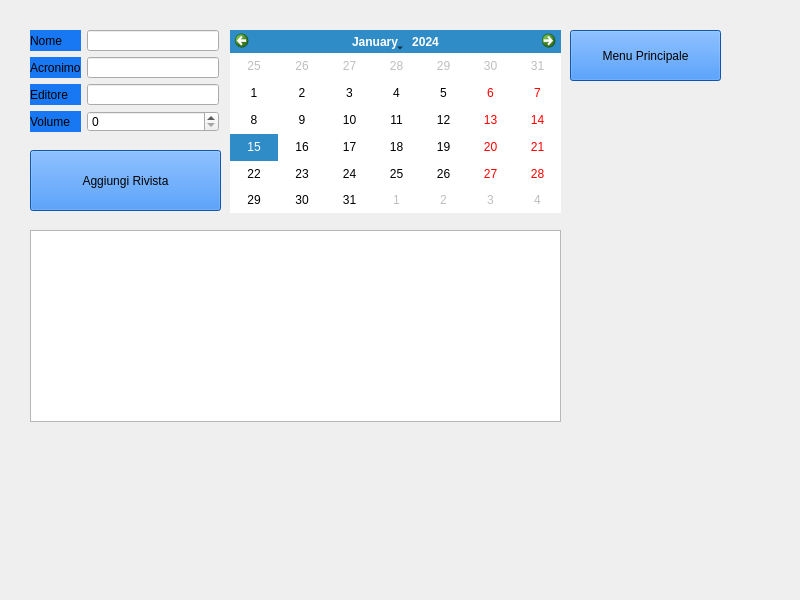
First picture: the form in mainwindow.ui, repository FranckRedery/PROGETTO_PO, before the edit.
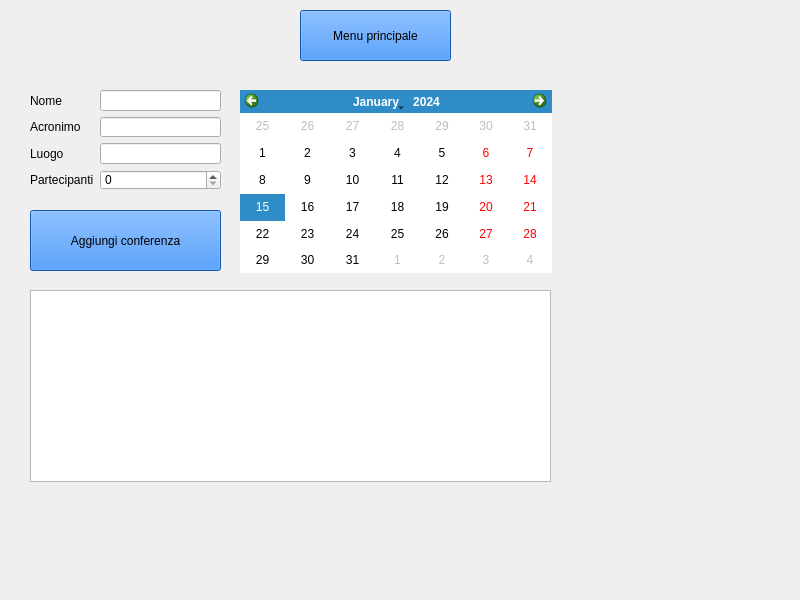
Second picture: the form after the edit.

Diff of the .ui file:
```diff
--- a/mainwindow.ui
+++ b/mainwindow.ui
@@ -30,7 +30,7 @@
      <string notr="true"/>
     </property>
     <property name="currentIndex">
-     <number>2</number>
+     <number>3</number>
     </property>
     <widget class="QWidget" name="pagina_principale">
      <widget class="QWidget" name="">
@@ -164,7 +164,7 @@
       <property name="geometry">
        <rect>
         <x>230</x>
-        <y>30</y>
+        <y>90</y>
         <width>331</width>
         <height>183</height>
        </rect>
@@ -180,7 +180,7 @@
       <property name="geometry">
        <rect>
         <x>30</x>
-        <y>230</y>
+        <y>280</y>
         <width>531</width>
         <height>192</height>
        </rect>
@@ -190,7 +190,7 @@
       <property name="geometry">
        <rect>
         <x>30</x>
-        <y>150</y>
+        <y>210</y>
         <width>191</width>
         <height>61</height>
        </rect>
@@ -205,8 +205,8 @@
      <widget class="QPushButton" name="pulsante_tornaalmenu">
       <property name="geometry">
        <rect>
-        <x>570</x>
-        <y>30</y>
+        <x>300</x>
+        <y>10</y>
         <width>151</width>
         <height>51</height>
        </rect>
@@ -215,16 +215,16 @@
        <string notr="true">background-color: rgb(24,119,242);</string>
       </property>
       <property name="text">
-       <string>Menu Principale</string>
+       <string>Menu principale</string>
       </property>
      </widget>
      <widget class="QWidget" name="">
       <property name="geometry">
        <rect>
         <x>30</x>
-        <y>30</y>
+        <y>91</y>
         <width>189</width>
-        <height>102</height>
+        <height>111</height>
        </rect>
       </property>
       <layout class="QGridLayout" name="gridLayout_5">
@@ -233,7 +233,7 @@
          <item row="0" column="0">
           <widget class="QLabel" name="nome_rivista">
            <property name="styleSheet">
-            <string notr="true">background-color: rgb(24,119,242);</string>
+            <string notr="true"/>
            </property>
            <property name="text">
             <string>Nome</string>
@@ -243,7 +243,7 @@
          <item row="1" column="0">
           <widget class="QLabel" name="acronimo_rivista">
            <property name="styleSheet">
-            <string notr="true">background-color: rgb(24,119,242);</string>
+            <string notr="true"/>
            </property>
            <property name="text">
             <string>Acronimo</string>
@@ -253,7 +253,7 @@
          <item row="2" column="0">
           <widget class="QLabel" name="editore_rivista">
            <property name="styleSheet">
-            <string notr="true">background-color: rgb(24,119,242);</string>
+            <string notr="true"/>
            </property>
            <property name="text">
             <string>Editore</string>
@@ -263,7 +263,7 @@
          <item row="3" column="0">
           <widget class="QLabel" name="volume_rivista">
            <property name="styleSheet">
-            <string notr="true">background-color: rgb(24,119,242);</string>
+            <string notr="true"/>
            </property>
            <property name="text">
             <string>Volume</string>
@@ -291,6 +291,118 @@
       </layout>
      </widget>
     </widget>
+    <widget class="QWidget" name="pagina_conferenze">
+     <widget class="QCalendarWidget" name="calendario_conferenze">
+      <property name="geometry">
+       <rect>
+        <x>240</x>
+        <y>90</y>
+        <width>312</width>
+        <height>183</height>
+       </rect>
+      </property>
+      <property name="horizontalHeaderFormat">
+       <enum>QCalendarWidget::NoHorizontalHeader</enum>
+      </property>
+      <property name="verticalHeaderFormat">
+       <enum>QCalendarWidget::NoVerticalHeader</enum>
+      </property>
+     </widget>
+     <widget class="QPushButton" name="vai_al_menu_principale">
+      <property name="geometry">
+       <rect>
+        <x>300</x>
+        <y>10</y>
+        <width>151</width>
+        <height>51</height>
+       </rect>
+      </property>
+      <property name="styleSheet">
+       <string notr="true">background-color: rgb(24,119,242);</string>
+      </property>
+      <property name="text">
+       <string>Menu principale</string>
+      </property>
+     </widget>
+     <widget class="QPushButton" name="pulsante_aggiungi_conferenza">
+      <property name="geometry">
+       <rect>
+        <x>30</x>
+        <y>210</y>
+        <width>191</width>
+        <height>61</height>
+       </rect>
+      </property>
+      <property name="styleSheet">
+       <string notr="true">background-color: rgb(24,119,242);</string>
+      </property>
+      <property name="text">
+       <string>Aggiungi conferenza</string>
+      </property>
+     </widget>
+     <widget class="QListWidget" name="lista_conferenze">
+      <property name="geometry">
+       <rect>
+        <x>30</x>
+        <y>290</y>
+        <width>521</width>
+        <height>192</height>
+       </rect>
+      </property>
+     </widget>
+     <widget class="QWidget" name="">
+      <property name="geometry">
+       <rect>
+        <x>30</x>
+        <y>90</y>
+        <width>191</width>
+        <height>100</height>
+       </rect>
+      </property>
+      <layout class="QGridLayout" name="gridLayout_6">
+       <item row="0" column="0">
+        <widget class="QLabel" name="label_nome_conf">
+         <property name="text">
+          <string>Nome</string>
+         </property>
+        </widget>
+       </item>
+       <item row="0" column="1">
+        <widget class="QLineEdit" name="linea_nome_conferenza"/>
+       </item>
+       <item row="1" column="0">
+        <widget class="QLabel" name="label_acronimo_conf">
+         <property name="text">
+          <string>Acronimo</string>
+         </property>
+        </widget>
+       </item>
+       <item row="1" column="1">
+        <widget class="QLineEdit" name="linea_acronimo_conferenza"/>
+       </item>
+       <item row="2" column="0">
+        <widget class="QLabel" name="label_luogo_conf">
+         <property name="text">
+          <string>Luogo</string>
+         </property>
+        </widget>
+       </item>
+       <item row="2" column="1">
+        <widget class="QLineEdit" name="linea_luogo_conferenza"/>
+       </item>
+       <item row="3" column="0">
+        <widget class="QLabel" name="label_part_conf">
+         <property name="text">
+          <string>Partecipanti</string>
+         </property>
+        </widget>
+       </item>
+       <item row="3" column="1">
+        <widget class="QSpinBox" name="num_partecipanti_conferenza"/>
+       </item>
+      </layout>
+     </widget>
+    </widget>
    </widget>
   </widget>
   <widget class="QMenuBar" name="menubar">
```
Left out of the diff: 26 changed lines with no effect on the pictures.
